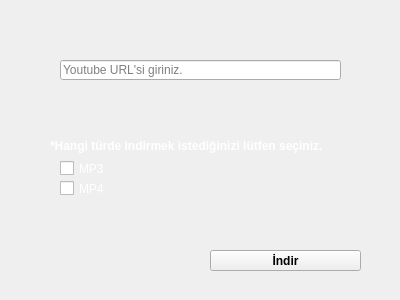
First picture: the form in ytvideodownloader.ui, repository bedirhancan/Youtube_Video_Downloader, before the edit.
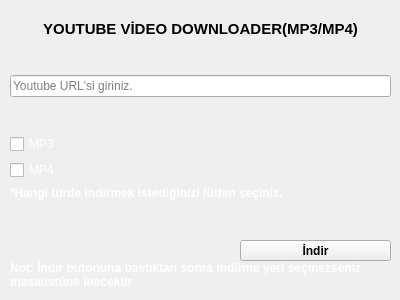
Second picture: the form after the edit. Icons and pictures are not drawn.

```diff
--- a/ytvideodownloader.ui
+++ b/ytvideodownloader.ui
@@ -22,6 +22,12 @@
     <height>300</height>
    </size>
   </property>
+  <property name="maximumSize">
+   <size>
+    <width>400</width>
+    <height>300</height>
+   </size>
+  </property>
   <property name="font">
    <font>
     <kerning>true</kerning>
@@ -56,8 +62,8 @@
    </property>
    <property name="geometry">
     <rect>
-     <x>210</x>
-     <y>250</y>
+     <x>240</x>
+     <y>240</y>
      <width>151</width>
      <height>21</height>
     </rect>
@@ -107,15 +113,50 @@
     <bool>false</bool>
    </property>
   </widget>
+  <widget class="QWidget" name="verticalLayoutWidget">
+   <property name="geometry">
+    <rect>
+     <x>10</x>
+     <y>20</y>
+     <width>381</width>
+     <height>211</height>
+    </rect>
+   </property>
+   <layout class="QVBoxLayout" name="verticalLayout">
+    <item>
+     <widget class="QLabel" name="label_4">
+      <property name="font">
+       <font>
+        <weight>75</weight>
+        <italic>false</italic>
+        <bold>true</bold>
+        <underline>false</underline>
+        <strikeout>false</strikeout>
+       </font>
+      </property>
+      <property name="styleSheet">
+       <string notr="true">color: rgb(0, 0, 0);</string>
+      </property>
+      <property name="text">
+       <string>&lt;html&gt;&lt;head/&gt;&lt;body&gt;&lt;p align=&quot;center&quot;&gt;&lt;span style=&quot; font-size:11pt;&quot;&gt;YOUTUBE VİDEO DOWNLOADER(MP3/MP4)&lt;/span&gt;&lt;/p&gt;&lt;/body&gt;&lt;/html&gt;</string>
+      </property>
+     </widget>
+    </item>
+    <item>
+     <spacer name="verticalSpacer_3">
+      <property name="orientation">
+       <enum>Qt::Vertical</enum>
+      </property>
+      <property name="sizeHint" stdset="0">
+       <size>
+        <width>20</width>
+        <height>40</height>
+       </size>
+      </property>
+     </spacer>
+    </item>
+    <item>
   <widget class="QLineEdit" name="lineEdit_URL">
-   <property name="geometry">
-    <rect>
-     <x>60</x>
-     <y>60</y>
-     <width>281</width>
-     <height>20</height>
-    </rect>
-   </property>
    <property name="font">
     <font>
      <weight>50</weight>
@@ -146,15 +187,22 @@
     <bool>false</bool>
    </property>
   </widget>
+    </item>
+    <item>
+     <spacer name="verticalSpacer">
+      <property name="orientation">
+       <enum>Qt::Vertical</enum>
+      </property>
+      <property name="sizeHint" stdset="0">
+       <size>
+        <width>20</width>
+        <height>40</height>
+       </size>
+      </property>
+     </spacer>
+    </item>
+    <item>
   <widget class="QCheckBox" name="checkBox_MP3">
-   <property name="geometry">
-    <rect>
-     <x>60</x>
-     <y>160</y>
-     <width>70</width>
-     <height>17</height>
-    </rect>
-   </property>
    <property name="styleSheet">
     <string notr="true">
 color: rgb(255, 255, 255);</string>
@@ -163,15 +211,9 @@
     <string>MP3</string>
    </property>
   </widget>
+    </item>
+    <item>
   <widget class="QCheckBox" name="checkBox_MP4">
-   <property name="geometry">
-    <rect>
-     <x>60</x>
-     <y>180</y>
-     <width>70</width>
-     <height>17</height>
-    </rect>
-   </property>
    <property name="styleSheet">
     <string notr="true">color: rgb(255, 255, 255);</string>
    </property>
@@ -179,15 +221,9 @@
     <string>MP4</string>
    </property>
   </widget>
+    </item>
+    <item>
   <widget class="QLabel" name="label_2">
-   <property name="geometry">
-    <rect>
-     <x>50</x>
-     <y>130</y>
-     <width>311</width>
-     <height>31</height>
-    </rect>
-   </property>
    <property name="font">
     <font>
      <weight>75</weight>
@@ -203,6 +239,48 @@
    </property>
    <property name="text">
     <string>*Hangi türde indirmek istediğinizi lütfen seçiniz.</string>
+      </property>
+     </widget>
+    </item>
+    <item>
+     <spacer name="verticalSpacer_2">
+      <property name="orientation">
+       <enum>Qt::Vertical</enum>
+      </property>
+      <property name="sizeHint" stdset="0">
+       <size>
+        <width>20</width>
+        <height>40</height>
+       </size>
+      </property>
+     </spacer>
+    </item>
+   </layout>
+  </widget>
+  <widget class="QLabel" name="label_3">
+   <property name="geometry">
+    <rect>
+     <x>10</x>
+     <y>260</y>
+     <width>379</width>
+     <height>31</height>
+    </rect>
+   </property>
+   <property name="font">
+    <font>
+     <weight>75</weight>
+     <italic>false</italic>
+     <bold>true</bold>
+     <underline>false</underline>
+     <strikeout>false</strikeout>
+    </font>
+   </property>
+   <property name="styleSheet">
+    <string notr="true">color: rgb(255, 255, 255);
+</string>
+   </property>
+   <property name="text">
+    <string>&lt;html&gt;&lt;head/&gt;&lt;body&gt;&lt;p&gt;Not: İndir butonuna bastıktan sonra indirme yeri seçmezseniz&lt;br/&gt;masaüstüne inecektir&lt;/p&gt;&lt;/body&gt;&lt;/html&gt;</string>
    </property>
   </widget>
  </widget>
```
Left out of the diff: 6 changed lines with no effect on the pictures. Lines whose indentation alone changed are shown as unchanged.
